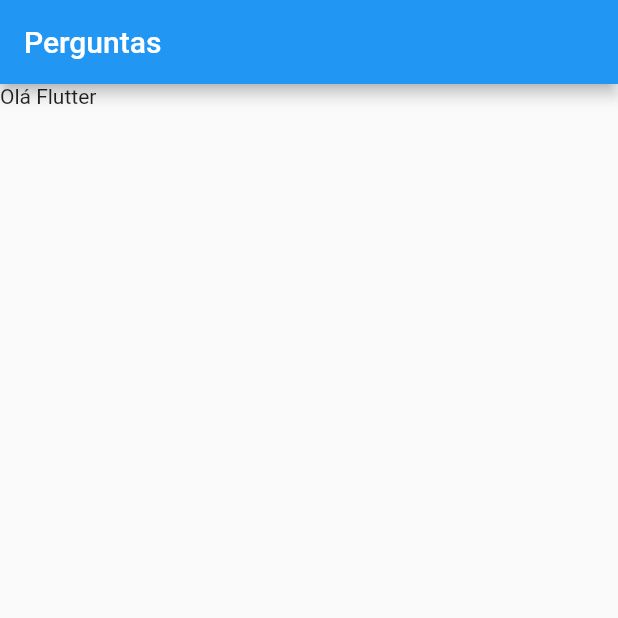
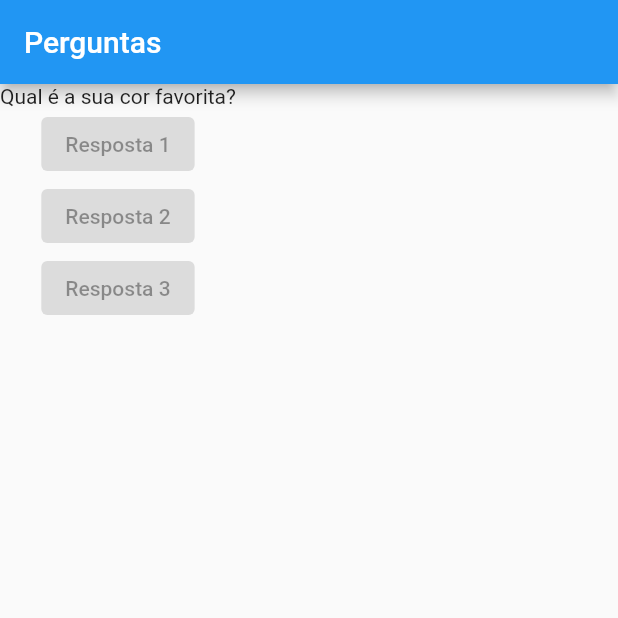
Before and after one commit to HeroRickyGAMES/Projeto_Perguntas_Flutter, a Flutter app: the screen it shows after launch, on a phone screen of 412 x 824 dp, the top half of it. Run offline on Flutter 3.47's test engine with Material 2 defaults, Android fonts, the phone set to English and light mode, and no system bars.

Commit message:
Adicionado ElevatedButtons

```diff
--- a/lib/main.dart
+++ b/lib/main.dart
@@ -10,13 +10,34 @@ main(){
 
 class PerguntaApp extends StatelessWidget{
 
+  final perguntas = [
+    "Qual é a sua cor favorita?",
+    "Qual é o seu animal favorito?",
+  ];
+
   Widget build(BuildContext context) {
   return MaterialApp(
     home: Scaffold(
       appBar: AppBar(
         title: Text("Perguntas"),
       ),
-      body: Text("Olá Flutter"),
+      body: Column(
+        children: [
+          Text(perguntas[0]),
+          ElevatedButton(
+              onPressed: null,
+              child: Text("Resposta 1")
+          ),
+          ElevatedButton(
+              onPressed: null,
+              child: Text("Resposta 2")
+          ),
+          ElevatedButton(
+              onPressed: null,
+              child: Text("Resposta 3")
+          ),
+        ],
+      ),
     ),
 
   );
```
